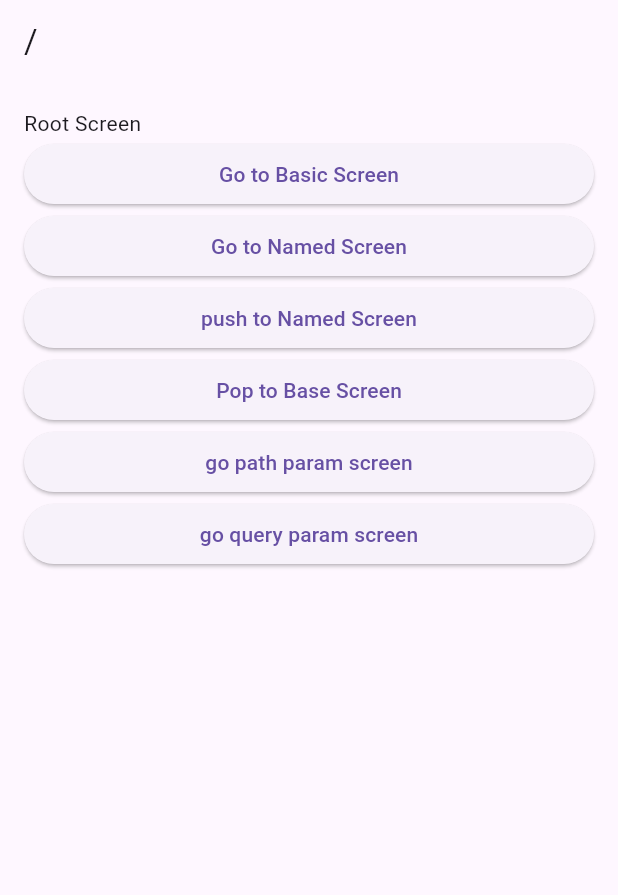
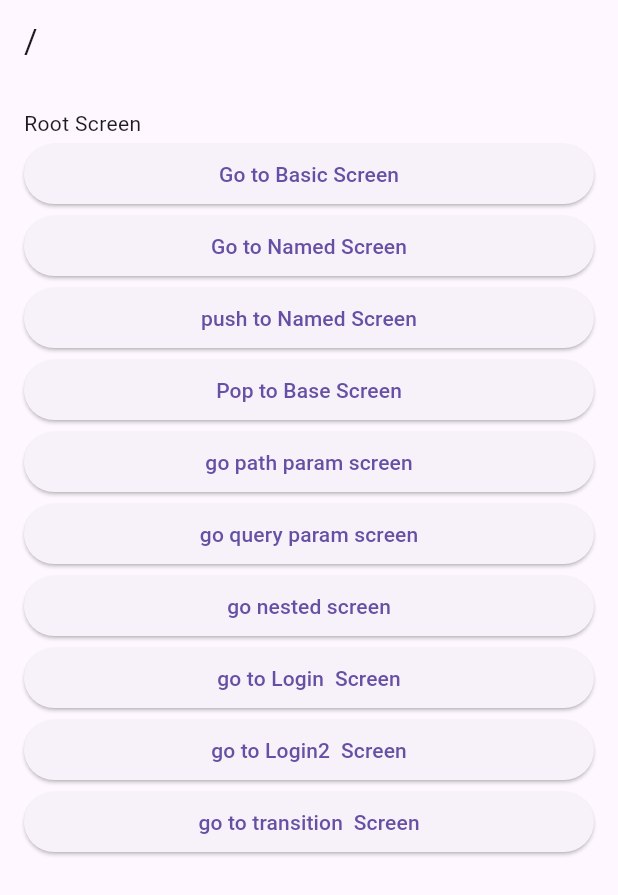
Before and after one commit to BobbyGim/flutter_router, a Flutter app: the screen it shows after launch, on a phone screen of 412 x 824 dp. Shown: the top 895 px of the screen. Run offline on Flutter 3.47's test engine with Material 3 defaults, Android fonts, the phone set to English and light mode, and no system bars; our stand-ins replace go_router.

Commit message:
feat : shell router 적용

```diff
--- a/lib/layout/default_layout.dart
+++ b/lib/layout/default_layout.dart
@@ -8,7 +8,9 @@ class DefaultLayout extends StatelessWidget {
   @override
   Widget build(BuildContext context) {
     return Scaffold(
-      appBar: AppBar(title: Text(GoRouterState.of(context).uri.toString())),
+      appBar: AppBar(
+        title: Text(GoRouterState.of(context).fullPath.toString()),
+      ),
       body: Padding(padding: EdgeInsets.all(16), child: body),
     );
   }
--- a/lib/router/router.dart
+++ b/lib/router/router.dart
@@ -1,13 +1,28 @@
+import 'package:flutter/widgets.dart';
+import 'package:flutter_router/screen/10_transition_screen_1.dart';
+import 'package:flutter_router/screen/10_transition_screen_2.dart';
 import 'package:flutter_router/screen/1_basic_screen.dart';
 import 'package:flutter_router/screen/2_named_screen.dart';
 import 'package:flutter_router/screen/3_push_screen.dart';
 import 'package:flutter_router/screen/4_pop_base_screen.dart';
 import 'package:flutter_router/screen/5_pop_return_screen.dart';
 import 'package:flutter_router/screen/6_path_param_screen.dart';
+import 'package:flutter_router/screen/8_nested_child_screen.dart';
+import 'package:flutter_router/screen/8_nested_screen.dart';
+import 'package:flutter_router/screen/9_login_screen.dart';
+import 'package:flutter_router/screen/9_private_screen.dart';
 import 'package:flutter_router/screen/root_screen.dart';
 import 'package:go_router/go_router.dart';
 
+bool authState = false;
+
 final router = GoRouter(
+  redirect: (context, state) {
+    if (state.fullPath == "/login/private" && !authState) {
+      return "/login";
+    }
+    return null;
+  },
   routes: [
     GoRoute(
       path: "/",
@@ -54,12 +69,89 @@ final router = GoRouter(
             ),
           ],
         ),
+
         GoRoute(
           path: "query_param",
           builder: (context, state) {
             return PathParamScreen();
           },
         ),
+        GoRoute(
+          path: "login",
+          builder: (context, state) => LoginScreen(),
+          routes: [
+            GoRoute(
+              path: "private",
+              builder: (context, state) {
+                return PrivateScreen();
+              },
+            ),
+          ],
+        ),
+        GoRoute(
+          path: "login2",
+          builder: (context, state) => LoginScreen(),
+          routes: [
+            GoRoute(
+              path: "private",
+              builder: (context, state) {
+                return PrivateScreen();
+              },
+              redirect: (context, state) {
+                if (!authState) {
+                  return "/login2";
+                }
+                return null;
+              },
+            ),
+          ],
+        ),
+        ShellRoute(
+          routes: [
+            GoRoute(
+              path: "nested/a",
+              builder: (context, state) =>
+                  NestedChildScreen(routedName: "nested/a"),
+            ),
+            GoRoute(
+              path: "nested/b",
+              builder: (context, state) =>
+                  NestedChildScreen(routedName: "nested/b"),
+            ),
+            GoRoute(
+              path: "nested/c",
+              builder: (context, state) =>
+                  NestedChildScreen(routedName: "nested/c"),
+            ),
+          ],
+          builder: (context, state, child) {
+            return NestedScreen(child: child);
+          },
+        ),
+        GoRoute(
+          path: "transition",
+          builder: (context, state) {
+            return TransitionScreenOne();
+          },
+          routes: [
+            GoRoute(
+              path: "detail",
+              builder: (context, state) {
+                return TransitionScreenTwo();
+              },
+              pageBuilder: (_, state) {
+                return CustomTransitionPage(
+                  child: TransitionScreenTwo(),
+                  transitionDuration: const Duration(milliseconds: 1000),
+                  transitionsBuilder:
+                      (context, animation, secondaryAnimation, child) {
+                        return FadeTransition(opacity: animation, child: child);
+                      },
+                );
+              },
+            ),
+          ],
+        ),
       ],
     ),
   ],
--- a/lib/screen/root_screen.dart
+++ b/lib/screen/root_screen.dart
@@ -52,6 +52,30 @@ class RootScreen extends StatelessWidget {
             },
             child: Text('go query param screen'),
           ),
+          ElevatedButton(
+            onPressed: () {
+              context.push("/nested/a");
+            },
+            child: Text('go nested screen'),
+          ),
+          ElevatedButton(
+            onPressed: () {
+              context.go('/login');
+            },
+            child: Text('go to Login  Screen'),
+          ),
+          ElevatedButton(
+            onPressed: () {
+              context.go('/login2');
+            },
+            child: Text('go to Login2  Screen'),
+          ),
+          ElevatedButton(
+            onPressed: () {
+              context.go('/transition');
+            },
+            child: Text('go to transition  Screen'),
+          ),
         ],
       ),
     );
```
Also changed, not shown: lib/screen/10_transition_screen_1.dart (added, +26 -0 lines), lib/screen/10_transition_screen_2.dart (added, +26 -0 lines), lib/screen/8_nested_child_screen.dart (added, +12 -0 lines), lib/screen/8_nested_screen.dart (added, +40 -0 lines), lib/screen/9_login_screen.dart (added, +43 -0 lines), lib/screen/9_private_screen.dart (added, +11 -0 lines).
